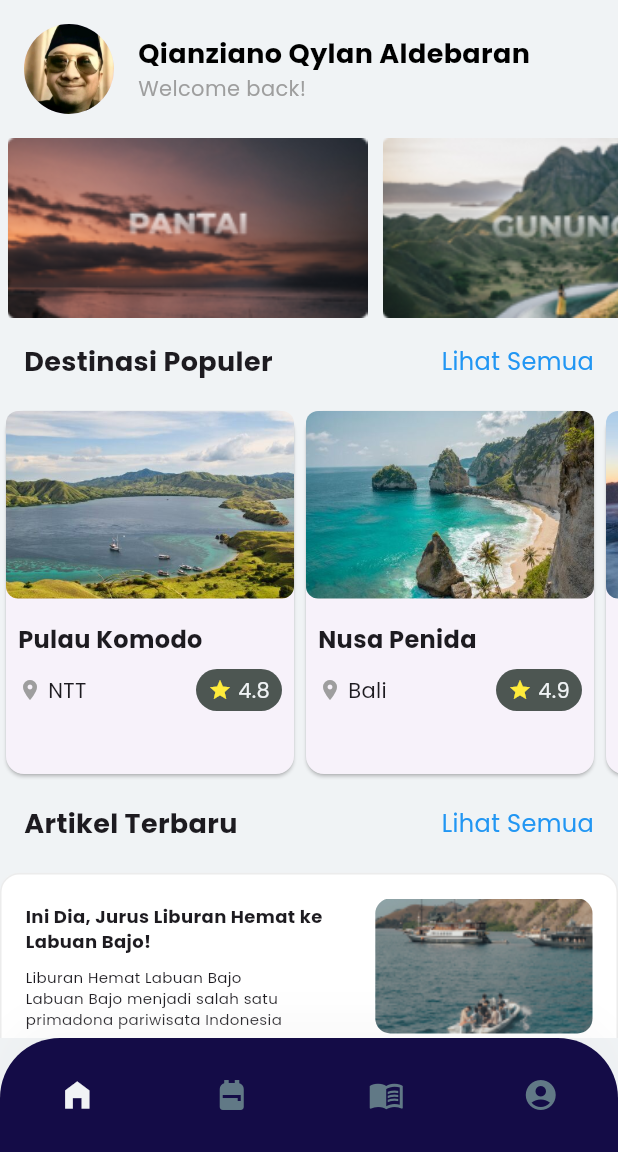
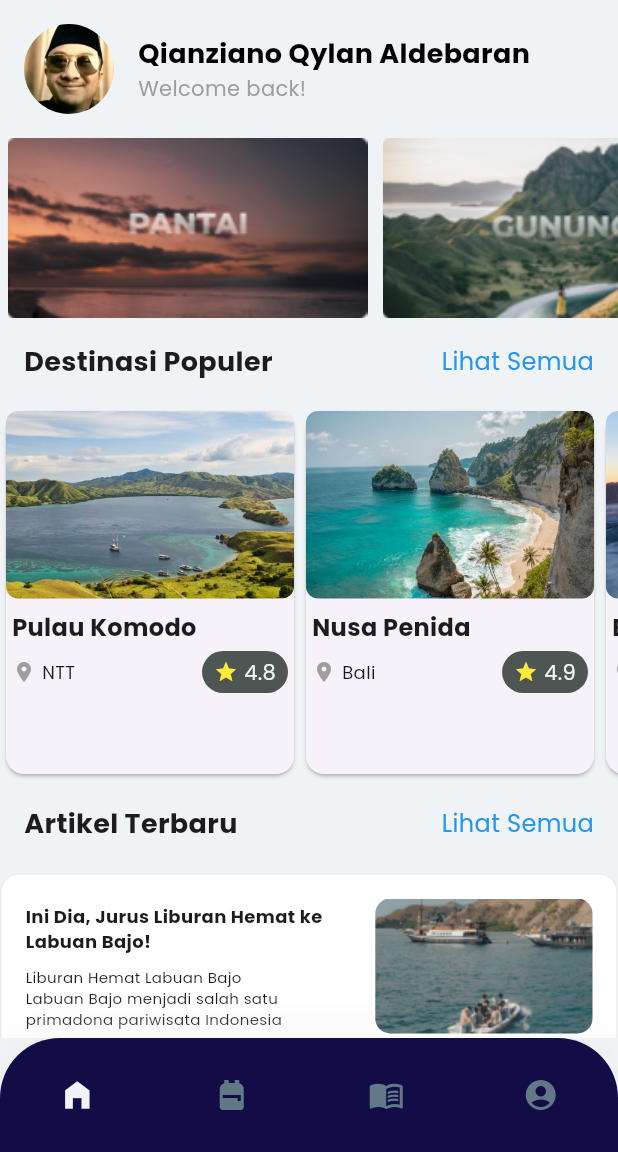
Before and after one commit to Dams168/Wtravel, a Flutter app: the DashboardScreen screen opened directly, on a phone screen of 412 x 824 dp, the part 84-1236 px from its top. Run offline on Flutter 3.47's test engine with Material 3 defaults, Android fonts, the phone set to English and light mode, and no system bars; our stand-ins replace animated_splash_screen, flutter_svg, image_picker; network calls fail.

Commit message:
fix screen

```diff
--- a/wtravel_app/lib/main.dart
+++ b/wtravel_app/lib/main.dart
@@ -1,6 +1,5 @@
 import 'package:flutter/material.dart';
 import 'package:provider/provider.dart';
-import 'package:wtravel_app/screens/dashboard_screen.dart';
 import 'package:wtravel_app/screens/splash_screen.dart';
 import 'package:wtravel_app/services/favorite_places_provider.dart';
 
@@ -23,7 +22,7 @@ class MyApp extends StatelessWidget {
           fontFamily: "Poppins",
           scaffoldBackgroundColor: const Color(0xFFF0F3F5),
         ),
-        home: const DashboardScreen(),
+        home: const SplashScreen(),
       ),
     );
   }
--- a/wtravel_app/lib/models/tourism_place.dart
+++ b/wtravel_app/lib/models/tourism_place.dart
@@ -130,7 +130,7 @@ var tourismPlaceList = [
     ],
   ),
   TourismPlace(
-    name: 'Gunung Bromo',
+    name: 'Bromo',
     location: 'Jawa Timur',
     description:
         'Gunung Bromo adalah salah satu gunung berapi yang paling terkenal di Indonesia, terkenal dengan kawahnya yang spektakuler dan lanskap pegunungan yang menakjubkan. Rasakan petualangan mendaki ke puncak dan nikmati pemandangan matahari terbit yang memukau.',
@@ -173,7 +173,7 @@ var tourismPlaceList = [
     ],
   ),
   TourismPlace(
-    name: 'Gunung Gede',
+    name: 'Gede',
     location: 'Jawa Barat',
     description:
         'Gunung Gede adalah salah satu gunung tertinggi di Jawa Barat. Lokasi ini populer di kalangan pendaki gunung dan menawarkan pemandangan alam yang menakjubkan. Rintislah pendakian Anda dan rasakan kepuasan mencapai puncak yang memukau.',
@@ -216,7 +216,7 @@ var tourismPlaceList = [
     ],
   ),
   TourismPlace(
-    name: 'Taman Nasional Cibodas',
+    name: 'Taman Cibodas',
     location: 'Jawa Barat',
     description:
         'Taman Nasional Cibodas adalah salah satu taman nasional di Indonesia. Terletak di Jawa Barat, taman ini terkenal dengan keindahan alamnya, termasuk flora dan fauna yang unik. Jelajahi keasrian alam dan nikmati keindahan taman yang memikat hati.',
@@ -260,7 +260,7 @@ var tourismPlaceList = [
   ),
   TourismPlace(
     name: 'Pulau Bunaken',
-    location: 'Sulawesi Utara',
+    location: 'Sulawesi',
     description:
         'Pulau Bunaken terkenal dengan keindahan bawah lautnya yang luar biasa. Destinasi ini menjadi surga bagi penyelam dengan terumbu karang yang indah dan beragam spesies ikan. Jelajahi kekayaan biota laut yang menakjubkan.',
     category: 'Pantai',
@@ -302,8 +302,8 @@ var tourismPlaceList = [
     ],
   ),
   TourismPlace(
-    name: 'Pantai Tanjung Bira',
-    location: 'Sulawesi Selatan',
+    name: 'Tanjung Bira',
+    location: 'Sulawesi',
     description:
         'Pantai Tanjung Bira menawarkan pasir putih yang lembut dan air laut yang jernih. Terletak di ujung Sulawesi, pantai ini menjadi tempat ideal untuk bersantai, berenang, dan menikmati keindahan alam pesisir.',
     category: 'Pantai',
@@ -346,7 +346,7 @@ var tourismPlaceList = [
   ),
   TourismPlace(
     name: 'Pulau Derawan',
-    location: 'Kalimantan Timur',
+    location: 'Kalimantan',
     description:
         'Pulau Derawan terkenal dengan keindahan bawah lautnya yang menakjubkan. Destinasi ini menjadi surganya penyelam dengan terumbu karang, penyu, dan spesies laut lainnya. Nikmati petualangan menyelam yang tak terlupakan.',
     category: 'Pantai',
@@ -392,7 +392,7 @@ var tourismPlaceList = [
     location: 'Aceh',
     description:
         'Pulau Weh adalah pulau terluar di Indonesia yang terkenal dengan keindahan bawah lautnya. Nikmati keindahan terumbu karang, pemandangan laut yang jernih, dan aktivitas menyelam yang menarik. Rasakan keajaiban bawah laut Pulau Weh.',
-    category: 'pantai',
+    category: 'Pantai',
     openDays: 'Buka',
     openTime: '08.00 - 17.00',
     ticketPrice: '150.000',
@@ -432,7 +432,7 @@ var tourismPlaceList = [
   ),
   TourismPlace(
     name: 'Pulau Morotai',
-    location: 'Maluku Utara',
+    location: 'Maluku',
     description:
         'Pulau Morotai adalah destinasi eksotis di Maluku Utara yang menawarkan keindahan pantai pasir putih, terumbu karang, dan sejarah perang dunia. Jelajahi kekayaan bawah laut dan eksplorasi warisan sejarah Pulau Morotai.',
     category: 'Pantai',
--- a/wtravel_app/lib/screens/login_screen.dart
+++ b/wtravel_app/lib/screens/login_screen.dart
@@ -76,7 +76,7 @@ class LoginForm extends StatelessWidget {
           ),
           SizedBox(height: SizeConfig.screenHeight * 0.02),
           const Text(
-            "--------Atau lanjutkan dengan--------",
+            "---Atau lanjutkan dengan---",
             style: TextStyle(
               fontSize: 18,
             ),
--- a/wtravel_app/lib/screens/splash_screen.dart
+++ b/wtravel_app/lib/screens/splash_screen.dart
@@ -18,12 +18,12 @@ class _SplashScreenState extends State<SplashScreen> {
         mainAxisAlignment: MainAxisAlignment.center,
         children: [
           Image.asset(
-            'images/logo.png',
-            width: 60,
+            'assets/images/logo.png',
+            width: 100,
           ),
         ],
       ),
-      splashIconSize: 400,
+      splashIconSize: 200,
       splashTransition: SplashTransition.fadeTransition,
       duration: 2000,
       backgroundColor: primaryColor,
--- a/wtravel_app/lib/screens/tambah_item_koleksi.dart
+++ b/wtravel_app/lib/screens/tambah_item_koleksi.dart
@@ -195,11 +195,12 @@ class TambahItem extends StatelessWidget {
               width: double.infinity,
               child: ElevatedButton(
                 onPressed: () {
-                  Navigator.push(
+                  Navigator.pushAndRemoveUntil(
                     context,
                     MaterialPageRoute(
                       builder: (context) => const Perjalanan(),
                     ),
+                    (route) => false,
                   );
                 },
                 style: ElevatedButton.styleFrom(
--- a/wtravel_app/lib/widgets/tourism_card.dart
+++ b/wtravel_app/lib/widgets/tourism_card.dart
@@ -11,11 +11,13 @@ class TourismCard extends StatelessWidget {
 
   @override
   Widget build(BuildContext context) {
+    double cardWidth = MediaQuery.of(context).size.width * 0.8;
+
     return InkWell(
       onTap: onTap,
       child: Card(
         child: SizedBox(
-          width: 300, // Set the desired width
+          width: cardWidth,
           child: Column(
             crossAxisAlignment: CrossAxisAlignment.start,
             children: [
@@ -28,10 +30,10 @@ class TourismCard extends StatelessWidget {
                   height: 125,
                 ),
               ),
-              const SizedBox(height: 8),
+              const SizedBox(height: 4),
               Container(
                 width: double.infinity, // Set the width of the text content
-                padding: const EdgeInsets.all(8),
+                padding: const EdgeInsets.all(4),
                 child: Column(
                   crossAxisAlignment: CrossAxisAlignment.start,
                   children: [
@@ -42,7 +44,7 @@ class TourismCard extends StatelessWidget {
                         fontWeight: FontWeight.bold,
                       ),
                     ),
-                    const SizedBox(height: 8),
+                    const SizedBox(height: 4),
                     Row(
                       mainAxisAlignment: MainAxisAlignment.spaceBetween,
                       children: [
@@ -51,10 +53,11 @@ class TourismCard extends StatelessWidget {
                             const Icon(Icons.location_on,
                                 size: 16, color: Colors.grey),
                             const SizedBox(width: 4),
-                            Text(place.location),
+                            Text(place.location,
+                                style: const TextStyle(fontSize: 12)),
                           ],
                         ),
-                        const SizedBox(height: 8),
+                        const SizedBox(height: 4),
                         Container(
                           padding: const EdgeInsets.symmetric(
                               vertical: 4, horizontal: 8),
```
Also changed, not shown: wtravel_app/lib/screens/dashboard_screen.dart (+7 -8 lines), wtravel_app/lib/screens/detail_article_screen.dart (+9 -1 lines), wtravel_app/lib/screens/detail_koleksi_screen.dart (+10 -7 lines).
